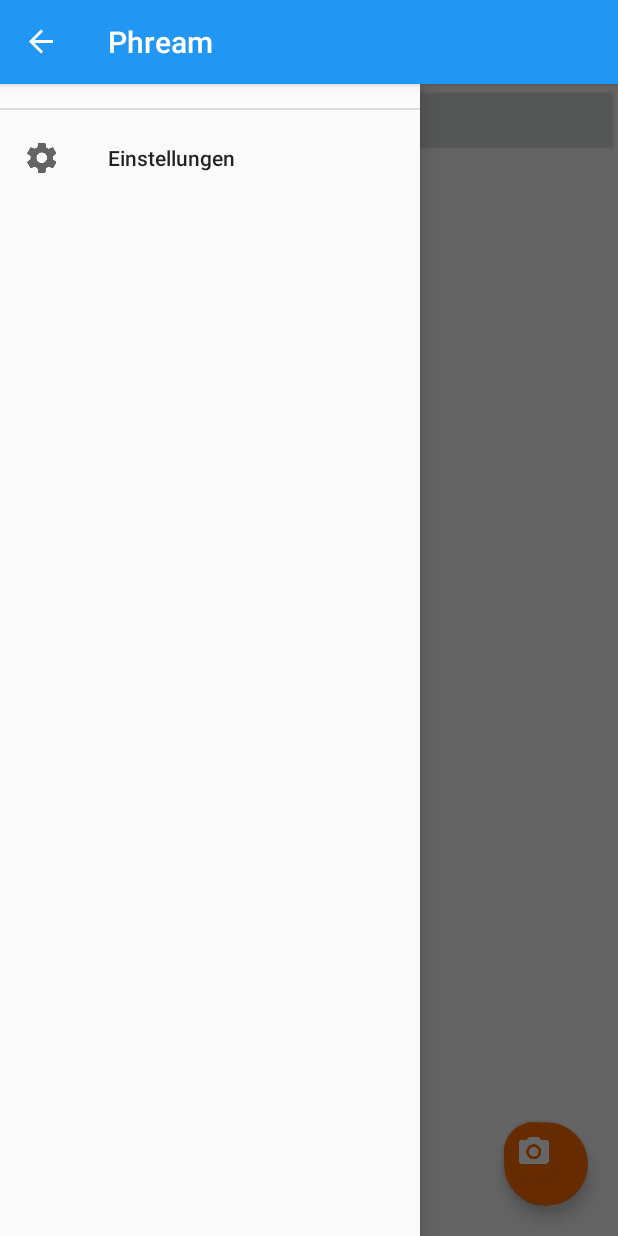
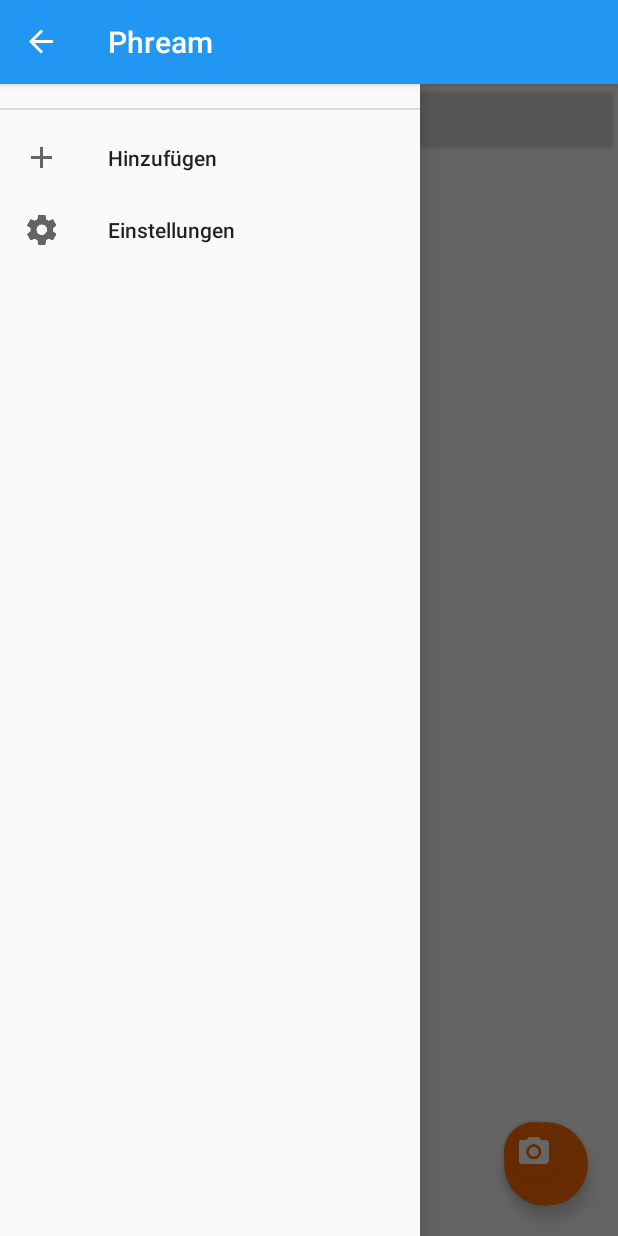
Before and after one commit to tobias93/Phream, an Android app: the screen it shows after launch (MainActivity), with the side drawer open, on a phone screen of 412 x 824 dp. Run offline under Robolectric (Android 15) with nearby library versions, the phone set to English and light mode, and no system bars; plain views replace FloatingActionMenu.

Commit message:
First working implementation of the streams menu.

```diff
--- a/phream/app/src/main/java/com/example/phream/phream/MainActivity.java
+++ b/phream/app/src/main/java/com/example/phream/phream/MainActivity.java
@@ -279,9 +279,14 @@ public class MainActivity extends AppCompatActivity implements IStreamsCallback
         dialogBuilder.setPositiveButton(R.string.main_addstream_ok, new DialogInterface.OnClickListener() {
             @Override
             public void onClick(DialogInterface dialog, int which) {
+
+                // Close the navigation drawer
                 mDrawerLayout.closeDrawer(mNavigation);
 
-                Log.i("#PHREAM", "added stream " + streamNameEditText.getText());
+                // Add the stream
+                String streamName = streamNameEditText.getText().toString();
+                Stream stream = new Stream(streamName);
+                streamManager.insertStream(stream);
             }
         });
         dialogBuilder.setView(streamNameEditText);
@@ -290,7 +295,9 @@ public class MainActivity extends AppCompatActivity implements IStreamsCallback
 
     @Override
     public void onStreamCreated(Stream stream) {
-
+        // refresh the list of streams.
+        Log.i("#PHREAM", "created stream.");
+        streamManager.findAllStreams();
     }
 
     @Override
@@ -304,21 +311,29 @@ public class MainActivity extends AppCompatActivity implements IStreamsCallback
     }
 
     @Override
-    public void onStreamListAviable(Stream[] streams) {
-        Menu menu = mNavigation.getMenu().findItem(R.id.main_drawer_streams).getSubMenu();
-        menu.clear();
+    public void onStreamListAvailable(Stream[] streams) {
+        Log.i("#PHREAM", "updating list of streams.");
+
+        // Rebuild the menu
+        Menu navigationMenu =  mNavigation.getMenu();
+        Menu streamsMenu = navigationMenu.findItem(R.id.main_drawer_streams).getSubMenu();
+        streamsMenu.clear();
         for (Stream stream : streams) {
-            menu.add(stream.getName());
+            MenuItem item = streamsMenu.add(stream.getName());
+            item.setIcon(R.drawable.ic_folder_open_black_24dp);
         }
 
-        //reinflate the menu to make the changes visible.
-        //mNavigation.getMenu().clear();
-        //mNavigation.inflateMenu(R.menu.menu_main_drawer);
+        // Temporary workaround for a bug in the android support library
+        // grrrrr...
+        // look here for further information:
+        // http://stackoverflow.com/a/30706233/5440981
+        MenuItem mi = navigationMenu.getItem(navigationMenu.size() - 1);
+        mi.setTitle(mi.getTitle());
     }
 
     @Override
     public void onStreamCreationError(Stream stream) {
-
+        Log.i("#PHREAM", "stream creation error.");
     }
 
     @Override
--- a/phream/app/src/main/java/com/example/phream/phream/model/IStreamsCallback.java
+++ b/phream/app/src/main/java/com/example/phream/phream/model/IStreamsCallback.java
@@ -7,7 +7,7 @@ public interface IStreamsCallback {
     void onStreamCreated(Stream stream);
     void onStreamUpdated(Stream stream);
     void onStreamDeleted(Stream stream);
-    void onStreamListAviable(Stream[] streams);
+    void onStreamListAvailable(Stream[] streams);
     void onStreamCreationError(Stream stream);
     void onStreamUpdateError(Stream stream);
     void onStreamDeletionError(Stream stream);
--- a/phream/app/src/main/java/com/example/phream/phream/model/StreamManager.java
+++ b/phream/app/src/main/java/com/example/phream/phream/model/StreamManager.java
@@ -3,6 +3,8 @@ package com.example.phream.phream.model;
 import android.content.Context;
 import android.database.sqlite.SQLiteDatabase;
 import android.os.AsyncTask;
+import android.os.Debug;
+import android.util.Log;
 
 import com.example.phream.phream.model.database.DBManager;
 import com.example.phream.phream.model.database.Tables.TblStream;
@@ -53,7 +55,7 @@ public class StreamManager {
 
             @Override
             protected void onPostExecute(Stream[] streams) {
-                callback.onStreamListAviable(streams);
+                callback.onStreamListAvailable(streams);
             }
         };
 
@@ -68,13 +70,13 @@ public class StreamManager {
         AsyncTask<com.example.phream.phream.model.Stream, Integer, Boolean> inserter = new AsyncTask<com.example.phream.phream.model.Stream, Integer, Boolean>() {
             @Override
             protected Boolean doInBackground(com.example.phream.phream.model.Stream... params) {
-                assert(params.length == 1);
                 SQLiteDatabase db = DBManager.getDB();
                 try {
                     TblStream.insert(db, params[0]);
                     return true;
                 } catch (Exception e)
                 {
+                    Log.e("#PHREAM error", e.toString());
                     return false;
                 }
             }
@@ -89,7 +91,7 @@ public class StreamManager {
             }
         };
 
-        inserter.execute();
+        inserter.execute(stream);
 
     }
 
--- a/phream/app/src/main/res/menu/menu_main_drawer.xml
+++ b/phream/app/src/main/res/menu/menu_main_drawer.xml
@@ -21,18 +21,18 @@
                         android:title="Mein Geburtstag"
                         android:icon="@drawable/ic_folder_open_black_24dp"
                         />
-
-                <item
-                    android:title="@string/main_drawer_add"
-                    android:icon="@drawable/ic_add_black_24dp"
-                    android:id="@+id/menu_main_drawer_add_stream"
-                    />
             </group>
         </menu>
     </item>
     <item
+        android:title="@string/main_drawer_add"
+        android:icon="@drawable/ic_add_black_24dp"
+        android:id="@+id/menu_main_drawer_add_stream"
+        />
+    <item
         android:id="@+id/main_drawer_settings"
         android:title="@string/main_drawer_settings"
-        android:icon="@drawable/ic_settings_black_24dp"/>
+        android:icon="@drawable/ic_settings_black_24dp"
+        />
 
 </menu>
```
Also changed, not shown: phream/app/src/main/java/com/example/phream/phream/model/database/Tables/TblStream.java (+4 -6 lines).
